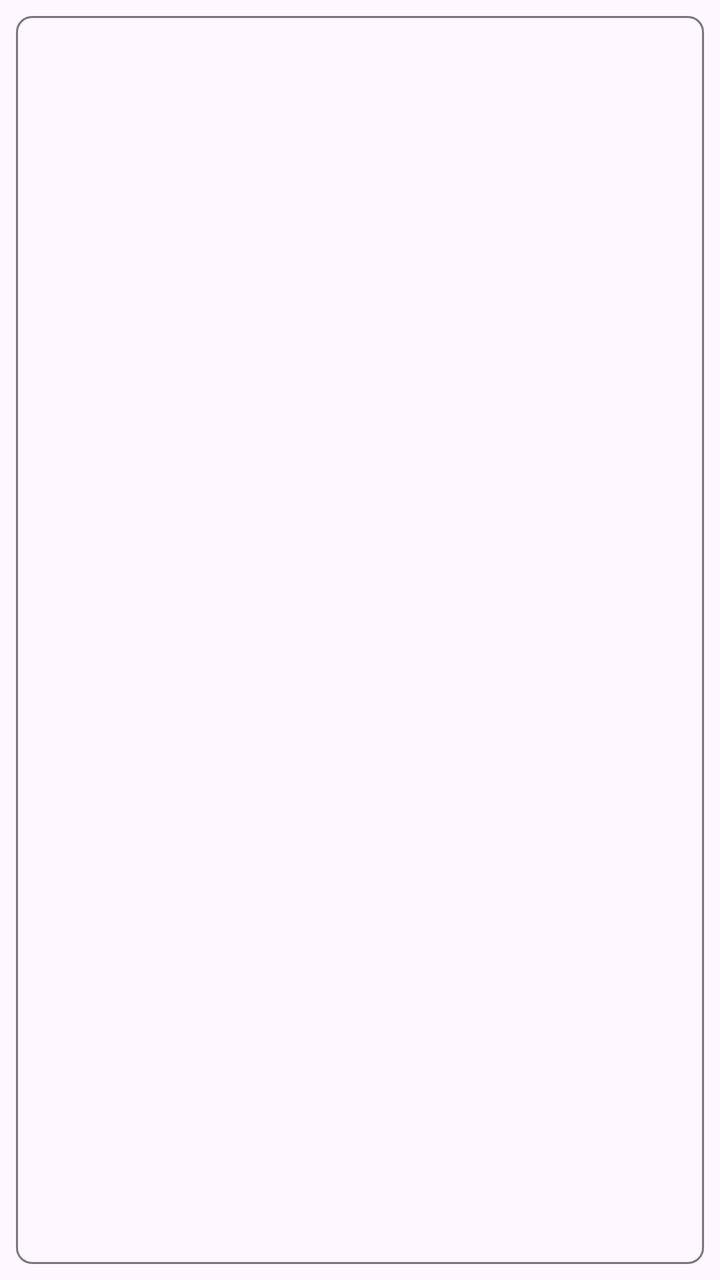
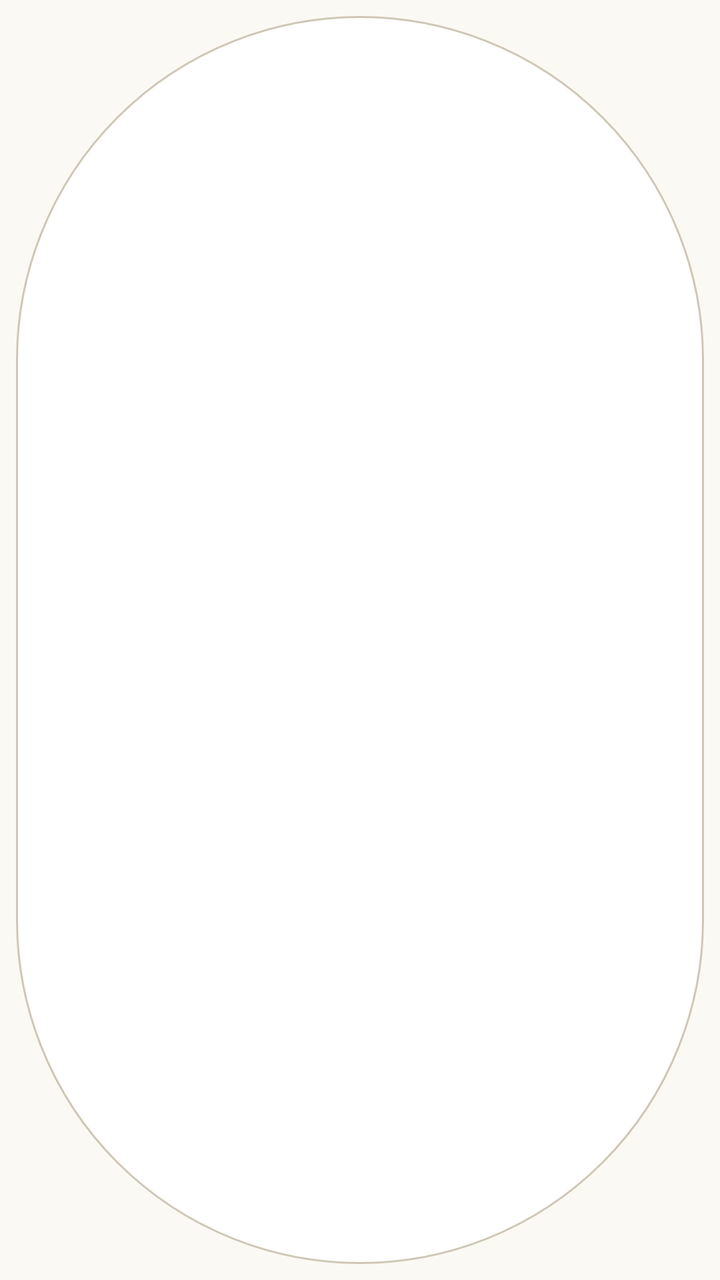

An Android layout rendered at two revisions. The XML below is the earlier revision; the diff shows what the commit changed to produce the second picture.
<!-- AndroidManifest.xml: application theme Theme.FinMon -->
<!-- res/layout/include_filter_chip.xml -->
<?xml version="1.0" encoding="utf-8"?>
<com.google.android.material.chip.Chip
    xmlns:android="http://schemas.android.com/apk/res/android"
    style="@style/Widget.Material3.Chip.Filter"
    android:layout_width="wrap_content"
    android:layout_height="wrap_content" />
<!-- resources referenced by this layout -->
<resources>
  <style name="Theme.FinMon" parent="Theme.Material3.DayNight.NoActionBar">
          <item name="colorPrimary">@color/md_theme_primary</item>
          <item name="colorOnPrimary">@color/md_theme_onPrimary</item>
          <item name="colorSecondary">@color/md_theme_secondary</item>
          <item name="colorOnSecondary">@color/md_theme_onSecondary</item>
          <item name="android:statusBarColor">?attr/colorPrimary</item>
      </style>
  <color name="md_theme_primary">#00687A</color>
  <color name="md_theme_onPrimary">#FFFFFF</color>
  <color name="md_theme_secondary">#4B6268</color>
  <color name="md_theme_onSecondary">#FFFFFF</color>
</resources>

<!-- the commit's change to res/layout/include_filter_chip.xml (unified diff, before → after) -->
@@ -1,6 +1,6 @@
 <?xml version="1.0" encoding="utf-8"?>
 <com.google.android.material.chip.Chip
     xmlns:android="http://schemas.android.com/apk/res/android"
-    style="@style/Widget.Material3.Chip.Filter"
+    style="@style/Widget.FinMon.Chip.Filter"
     android:layout_width="wrap_content"
     android:layout_height="wrap_content" />
<!-- resource entries referenced after the edit -->
@@ -1,15 +1,249 @@
 <!-- resources referenced by this layout -->
 <resources>
-  <style name="Theme.FinMon" parent="Theme.Material3.DayNight.NoActionBar">
-          <item name="colorPrimary">@color/md_theme_primary</item>
-          <item name="colorOnPrimary">@color/md_theme_onPrimary</item>
-          <item name="colorSecondary">@color/md_theme_secondary</item>
-          <item name="colorOnSecondary">@color/md_theme_onSecondary</item>
-          <item name="android:statusBarColor">?attr/colorPrimary</item>
-      </style>
-  <color name="md_theme_primary">#00687A</color>
-  <color name="md_theme_onPrimary">#FFFFFF</color>
-  <color name="md_theme_secondary">#4B6268</color>
-  <color name="md_theme_onSecondary">#FFFFFF</color>
+  <style name="Widget.FinMon.Chip.Filter" parent="Widget.Material3.Chip.Filter">
+          <item name="shapeAppearance">@style/ShapeAppearance.FinMon.Chip.Pill</item>
+          <item name="chipBackgroundColor">@color/fm_chip_bg</item>
+          <item name="chipStrokeColor">@color/fm_chip_stroke</item>
+          <item name="chipStrokeWidth">@dimen/fm_rule_hairline</item>
+          <item name="android:textColor">@color/fm_chip_text</item>
+          <item name="checkedIconTint">@color/fm_chip_text</item>
+          <item name="android:textAppearance">@style/TextAppearance.FinMon.Chip</item>
+          <item name="rippleColor">@color/fm_ink_mute</item>
+      </style>
+  <style name="Theme.FinMon" parent="Theme.Material3.Light.NoActionBar">
+  
+          
+          <item name="colorPrimary">@color/fm_accent</item>
+          <item name="colorOnPrimary">@color/fm_bg</item>
+          <item name="colorPrimaryContainer">@color/fm_accent_soft</item>
+          <item name="colorOnPrimaryContainer">@color/fm_ink</item>
+  
+          <item name="colorSecondary">@color/fm_ink_soft</item>
+          <item name="colorOnSecondary">@color/fm_bg</item>
+          <item name="colorSecondaryContainer">@color/fm_rule</item>
+          <item name="colorOnSecondaryContainer">@color/fm_ink</item>
+  
+          
+          <item name="android:colorBackground">@color/fm_bg</item>
+          <item name="colorOnBackground">@color/fm_ink</item>
+          <item name="colorSurface">@color/fm_bg_raised</item>
+          <item name="colorOnSurface">@color/fm_ink</item>
+          <item name="colorSurfaceVariant">@color/fm_bg</item>
+          <item name="colorOnSurfaceVariant">@color/fm_ink_soft</item>
+          <item name="android:windowBackground">@color/fm_bg</item>
+  
+          <item name="colorOutline">@color/fm_rule_strong</item>
+          <item name="colorOutlineVariant">@color/fm_rule</item>
+  
+          <item name="colorError">@color/fm_pnl_down</item>
+          <item name="colorOnError">@color/fm_bg</item>
+  
+          
+          <item name="elevationOverlayEnabled">false</item>
+  
+          
+          <item name="android:statusBarColor">@color/fm_bg</item>
+          <item name="android:windowLightStatusBar">true</item>
+          <item name="android:navigationBarColor">@color/fm_bg</item>
+          <item name="android:windowLightNavigationBar">true</item>
+  
+          
+          <item name="textAppearanceDisplayLarge">@style/TextAppearance.FinMon.Display.Headline</item>
+          <item name="textAppearanceDisplayMedium">@style/TextAppearance.FinMon.Display.Large</item>
+          <item name="textAppearanceDisplaySmall">@style/TextAppearance.FinMon.Display.Medium</item>
+  
+          <item name="textAppearanceHeadlineLarge">@style/TextAppearance.FinMon.Display.Large</item>
+          <item name="textAppearanceHeadlineMedium">@style/TextAppearance.FinMon.Display.Medium</item>
+          <item name="textAppearanceHeadlineSmall">@style/TextAppearance.FinMon.Display.Small</item>
+  
+          <item name="textAppearanceTitleLarge">@style/TextAppearance.FinMon.Title.Large</item>
+          <item name="textAppearanceTitleMedium">@style/TextAppearance.FinMon.Title.Medium</item>
+          <item name="textAppearanceTitleSmall">@style/TextAppearance.FinMon.Title.Small</item>
+  
+          <item name="textAppearanceBodyLarge">@style/TextAppearance.FinMon.Body.Medium</item>
+          <item name="textAppearanceBodyMedium">@style/TextAppearance.FinMon.Body.Medium</item>
+          <item name="textAppearanceBodySmall">@style/TextAppearance.FinMon.Body.Small</item>
+  
+          <item name="textAppearanceLabelLarge">@style/TextAppearance.FinMon.Label.Large</item>
+          <item name="textAppearanceLabelMedium">@style/TextAppearance.FinMon.Label.Medium</item>
+          <item name="textAppearanceLabelSmall">@style/TextAppearance.FinMon.Label.Small</item>
+  
+          
+          <item name="bottomNavigationStyle">@style/Widget.FinMon.BottomNavigationView</item>
+          <item name="tabStyle">@style/Widget.FinMon.TabLayout</item>
+          <item name="chipStyle">@style/Widget.FinMon.Chip.Filter</item>
+          
+          <item name="materialAlertDialogTheme">@style/ThemeOverlay.FinMon.AlertDialog</item>
+      </style>
+  <style name="ShapeAppearance.FinMon.Chip.Pill" parent="">
+          <item name="cornerFamily">rounded</item>
+          <item name="cornerSize">50%</item>
+      </style>
+  <dimen name="fm_rule_hairline">1dp</dimen>
+  <style name="TextAppearance.FinMon.Chip" parent="TextAppearance.Material3.LabelMedium">
+          <item name="fontFamily">@font/inter</item>
+          <item name="android:fontFamily">@font/inter</item>
+          <item name="android:textFontWeight">500</item>
+          <item name="android:textSize">11sp</item>
+          <item name="android:textColor">@color/fm_chip_text_idle</item>
+      </style>
+  <color name="fm_ink_mute">#6F6A60</color>
+  <color name="fm_accent">#00687A</color>
+  <color name="fm_bg">#FBF9F4</color>
+  <color name="fm_accent_soft">#9CC2C9</color>
+  <color name="fm_ink">#1A1814</color>
+  <color name="fm_ink_soft">#4F4A42</color>
+  <color name="fm_rule">#E6E0D3</color>
+  <color name="fm_bg_raised">#FFFFFF</color>
+  <color name="fm_rule_strong">#1A1814</color>
+  <color name="fm_pnl_down">#C62828</color>
+  <style name="TextAppearance.FinMon.Display.Headline" parent="TextAppearance.Material3.HeadlineLarge">
+          <item name="fontFamily">@font/source_serif_4</item>
+          <item name="android:fontFamily">@font/source_serif_4</item>
+          <item name="android:textFontWeight">700</item>
+          <item name="android:textSize">36sp</item>
+          <item name="android:textColor">@color/fm_ink</item>
+      </style>
+  <style name="TextAppearance.FinMon.Display.Large" parent="TextAppearance.Material3.HeadlineMedium">
+          <item name="fontFamily">@font/source_serif_4</item>
+          <item name="android:fontFamily">@font/source_serif_4</item>
+          <item name="android:textFontWeight">600</item>
+          <item name="android:textSize">30sp</item>
+          <item name="android:textColor">@color/fm_ink</item>
+      </style>
+  <style name="TextAppearance.FinMon.Display.Medium" parent="TextAppearance.Material3.HeadlineSmall">
+          <item name="fontFamily">@font/source_serif_4</item>
+          <item name="android:fontFamily">@font/source_serif_4</item>
+          <item name="android:textFontWeight">600</item>
+          <item name="android:textSize">26sp</item>
+          <item name="android:textColor">@color/fm_ink</item>
+      </style>
+  <style name="TextAppearance.FinMon.Display.Small" parent="TextAppearance.Material3.TitleLarge">
+          <item name="fontFamily">@font/source_serif_4</item>
+          <item name="android:fontFamily">@font/source_serif_4</item>
+          <item name="android:textFontWeight">600</item>
+          <item name="android:textSize">22sp</item>
+          <item name="android:textColor">@color/fm_ink</item>
+      </style>
+  <style name="TextAppearance.FinMon.Title.Large" parent="TextAppearance.Material3.TitleMedium">
+          <item name="fontFamily">@font/source_serif_4</item>
+          <item name="android:fontFamily">@font/source_serif_4</item>
+          <item name="android:textFontWeight">700</item>
+          <item name="android:textSize">18sp</item>
+          <item name="android:textColor">@color/fm_ink</item>
+      </style>
+  <style name="TextAppearance.FinMon.Title.Medium" parent="TextAppearance.Material3.TitleSmall">
+          <item name="fontFamily">@font/source_serif_4</item>
+          <item name="android:fontFamily">@font/source_serif_4</item>
+          <item name="android:textFontWeight">700</item>
+          <item name="android:textSize">16sp</item>
+          <item name="android:textColor">@color/fm_ink</item>
+      </style>
+  <style name="TextAppearance.FinMon.Title.Small" parent="TextAppearance.Material3.TitleSmall">
+          <item name="fontFamily">@font/source_serif_4</item>
+          <item name="android:fontFamily">@font/source_serif_4</item>
+          <item name="android:textFontWeight">700</item>
+          <item name="android:textSize">15sp</item>
+          <item name="android:textColor">@color/fm_ink</item>
+      </style>
+  <style name="TextAppearance.FinMon.Body.Medium" parent="TextAppearance.Material3.BodyMedium">
+          <item name="fontFamily">@font/source_serif_4</item>
+          <item name="android:fontFamily">@font/source_serif_4</item>
+          <item name="android:textFontWeight">400</item>
+          <item name="android:textSize">14sp</item>
+          <item name="android:textColor">@color/fm_ink</item>
+      </style>
+  <style name="TextAppearance.FinMon.Body.Small" parent="TextAppearance.Material3.BodySmall">
+          <item name="fontFamily">@font/source_serif_4</item>
+          <item name="android:fontFamily">@font/source_serif_4</item>
+          <item name="android:textFontWeight">450</item>
+          <item name="android:textSize">12sp</item>
+          <item name="android:textColor">@color/fm_ink_soft</item>
+      </style>
+  <style name="TextAppearance.FinMon.Label.Large" parent="TextAppearance.Material3.LabelLarge">
+          <item name="fontFamily">@font/inter</item>
+          <item name="android:fontFamily">@font/inter</item>
+          <item name="android:textFontWeight">600</item>
+          <item name="android:textSize">14sp</item>
+          <item name="android:textColor">@color/fm_ink</item>
+      </style>
+  <style name="TextAppearance.FinMon.Label.Medium" parent="TextAppearance.Material3.LabelMedium">
+          <item name="fontFamily">@font/inter</item>
+          <item name="android:fontFamily">@font/inter</item>
+          <item name="android:textFontWeight">600</item>
+          <item name="android:textSize">12sp</item>
+          <item name="android:textColor">@color/fm_ink</item>
+      </style>
+  <style name="TextAppearance.FinMon.Label.Small" parent="TextAppearance.Material3.LabelSmall">
+          <item name="fontFamily">@font/inter</item>
+          <item name="android:fontFamily">@font/inter</item>
+          <item name="android:textFontWeight">500</item>
+          <item name="android:textSize">11sp</item>
+          <item name="android:textColor">@color/fm_ink_soft</item>
+      </style>
+  <style name="Widget.FinMon.BottomNavigationView" parent="Widget.Material3.BottomNavigationView">
+          <item name="android:background">@drawable/bg_fm_bottom_nav</item>
+          <item name="itemActiveIndicatorStyle">@style/Widget.FinMon.BottomNavigationView.ActiveIndicator</item>
+          <item name="itemTextColor">@color/fm_nav_item_color</item>
+          <item name="itemIconTint">@color/fm_nav_item_color</item>
+          <item name="itemTextAppearanceActive">@style/TextAppearance.FinMon.Label.Small</item>
+          <item name="itemTextAppearanceInactive">@style/TextAppearance.FinMon.Label.Small</item>
+      </style>
+  <style name="Widget.FinMon.TabLayout" parent="Widget.Material3.TabLayout">
+          
+          <item name="android:background">?android:attr/colorBackground</item>
+          <item name="tabIndicatorColor">?attr/colorOutline</item>
+          <item name="tabIndicatorHeight">@dimen/fm_rule_strong</item>
+          <item name="tabSelectedTextColor">?attr/colorOnBackground</item>
+          <item name="tabTextColor">@color/fm_ink_mute</item>
+          <item name="tabTextAppearance">@style/TextAppearance.FinMon.Title.Small</item>
+          
+          <item name="tabRippleColor">@android:color/transparent</item>
+      </style>
+  <style name="ThemeOverlay.FinMon.AlertDialog" parent="ThemeOverlay.Material3.MaterialAlertDialog">
+          <item name="colorPrimary">@color/fm_ink</item>
+          <item name="colorOnPrimary">@color/fm_bg</item>
+          <item name="colorPrimaryContainer">@color/fm_rule</item>
+          <item name="colorOnPrimaryContainer">@color/fm_ink</item>
+          <item name="colorSurface">@color/fm_bg_raised</item>
+          <item name="colorOnSurface">@color/fm_ink</item>
+          <item name="colorSurfaceVariant">@color/fm_rule</item>
+          <item name="colorOnSurfaceVariant">@color/fm_ink_soft</item>
+          <item name="android:colorBackground">@color/fm_bg_raised</item>
+          <item name="colorOnBackground">@color/fm_ink</item>
+          <item name="colorOutline">@color/fm_rule_strong</item>
+          <item name="colorOutlineVariant">@color/fm_rule</item>
+  
+          <item name="colorSurfaceContainer">@color/fm_bg_raised</item>
+          <item name="colorSurfaceContainerLow">@color/fm_bg_raised</item>
+          <item name="colorSurfaceContainerLowest">@color/fm_bg_raised</item>
+          <item name="colorSurfaceContainerHigh">@color/fm_bg_raised</item>
+          <item name="colorSurfaceContainerHighest">@color/fm_bg_raised</item>
+          <item name="colorSurfaceBright">@color/fm_bg_raised</item>
+          <item name="colorSurfaceDim">@color/fm_bg</item>
+  
+          <item name="elevationOverlayEnabled">false</item>
+      </style>
+  <color name="fm_chip_text_idle">#5B554D</color>
+  <!-- drawable bg_fm_bottom_nav (drawable) -->
+  <?xml version="1.0" encoding="utf-8"?>
+  <layer-list xmlns:android="http://schemas.android.com/apk/res/android">
+      <item>
+          <shape android:shape="rectangle">
+              <solid android:color="?android:attr/colorBackground" />
+          </shape>
+      </item>
+      <item android:height="2dp" android:gravity="top">
+          <shape android:shape="rectangle">
+              <solid android:color="?attr/colorOnBackground" />
+          </shape>
+      </item>
+  </layer-list>
+  <style name="Widget.FinMon.BottomNavigationView.ActiveIndicator" parent="Widget.Material3.BottomNavigationView.ActiveIndicator">
+          <item name="android:width">0dp</item>
+          <item name="android:height">0dp</item>
+          <item name="android:color">@android:color/transparent</item>
+      </style>
+  <dimen name="fm_rule_strong">2dp</dimen>
 </resources>
 
